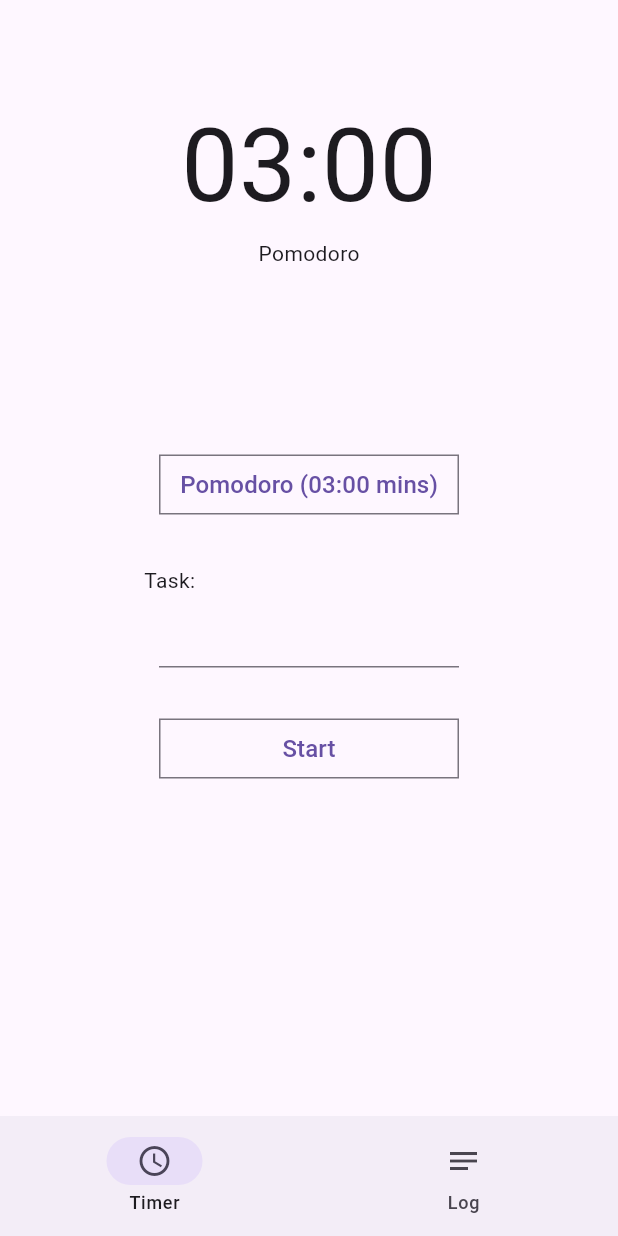
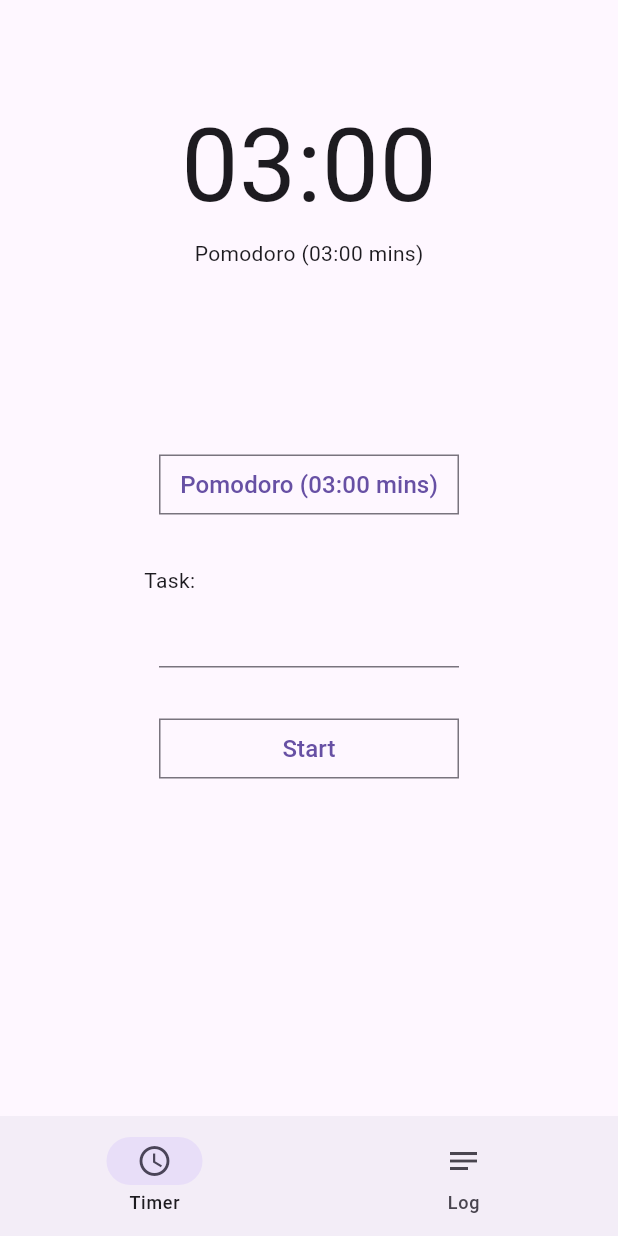
Before and after one commit to strawfervor/PomoSlice, a Flutter app: the screen it shows after launch, on a phone screen of 412 x 824 dp. Run offline on Flutter 3.47's test engine with Material 3 defaults, Android fonts, the phone set to English and light mode, and no system bars; our stand-ins replace audioplayers, vibration.

Commit message:
locking toggle state button during countdown

```diff
--- a/lib/main_screen.dart
+++ b/lib/main_screen.dart
@@ -29,12 +29,26 @@ class _MainScreenState extends State<MainScreen> {
   void initState() {
     currentTimerValue = myStateChanger.getCurrentStateTime();
     buttonStateText = myStateChanger.getCurrentStateName();
+
+    audioPlayer.setAudioContext(
+      AudioContext(
+        android: AudioContextAndroid(
+          isSpeakerphoneOn: true,
+          stayAwake: true,
+          contentType: AndroidContentType.sonification,
+          usageType: AndroidUsageType.alarm,
+          audioFocus: AndroidAudioFocus.gain,
+        ),
+      ),
+    );
+
     super.initState();
   }
 
   Timer? _timer;
 
   void toggleTimer() {
+    audioPlayer.stop();
     currentTimerValue = myStateChanger.getCurrentStateTime();
     if (!startedTimer) {
       setState(() {
@@ -42,9 +56,9 @@ class _MainScreenState extends State<MainScreen> {
       });
       _timer = Timer.periodic(Duration(seconds: 1), (Timer timer) {
         if (!paused) {
-        setState(() {
-          currentTimerValue-= 10;
-        });
+          setState(() {
+            currentTimerValue -= 10;
+          });
         }
         debugPrint("Curerent time: $currentTimerValue");
         if (currentTimerValue <= 0) {
@@ -60,7 +74,7 @@ class _MainScreenState extends State<MainScreen> {
     }
   }
 
-  void toggleState(){
+  void toggleState() {
     myStateChanger.toggleState();
     setState(() {
       buttonStateText = myStateChanger.getCurrentStateName();
@@ -85,7 +99,7 @@ class _MainScreenState extends State<MainScreen> {
     });
     currentTimerValue = myStateChanger.getCurrentStateTime();
     await audioPlayer.play(AssetSource('alarm.mp3'));
-    Vibration.vibrate(preset: VibrationPreset.gentleReminder, duration: 3000);
+    Vibration.vibrate(preset: VibrationPreset.countdownTimerAlert, duration: 3000);
   }
 
   Widget currentScreen = Text("Screen");
@@ -104,7 +118,7 @@ class _MainScreenState extends State<MainScreen> {
             toggleState: toggleState,
             startedTimer: startedTimer,
             currentTimerValue: currentTimerValue,
-            buttonStateText: buttonStateText
+            buttonStateText: buttonStateText,
           )
         : LogScreen();
     return Scaffold(
--- a/lib/timer_screen.dart
+++ b/lib/timer_screen.dart
@@ -25,12 +25,27 @@ class TimerScreen extends StatefulWidget {
 class _TimerScreenState extends State<TimerScreen> {
   late Function() toggleTimer;
   late Function() toggleState;
+  late String stateText;
 
   @override
   void initState() {
     super.initState();
     toggleTimer = widget.toggleTimer;
     toggleState = widget.toggleState;
+    stateText = widget.buttonStateText;
+  }
+
+  void startButtonPressed(){
+    toggleTimer();
+    stateText = widget.buttonStateText;
+  }
+
+  Widget toggleButton(){
+    if (widget.startedTimer) {
+      return SquareButton(() {}, buttonText: widget.buttonStateText);
+    } else {
+      return SquareButton(toggleState, buttonText: widget.buttonStateText);
+    }
   }
 
   @override
@@ -47,14 +62,14 @@ class _TimerScreenState extends State<TimerScreen> {
           "$minutes:$seconds",
           style: TextStyle(fontSize: 68, fontWeight: FontWeight.w400),
         ),
-        Text("Pomodoro"),
+        Text(stateText),
         SizedBox(height: 120),
-        SquareButton(toggleState, buttonText: widget.buttonStateText),
+        toggleButton(),
         SizedBox(height: 30),
         Align(alignment: Alignment.bottomLeft, child: Text("Task:")),
         SizedBox(width: 200, child: TasksAutocomplete()),
         SizedBox(height: 30),
-        SquareButton(toggleTimer, buttonText: widget.startedTimer ? "Stop" : "Start"),
+        SquareButton(startButtonPressed, buttonText: widget.startedTimer ? "Stop" : "Start"),
       ],
     );
   }
```
